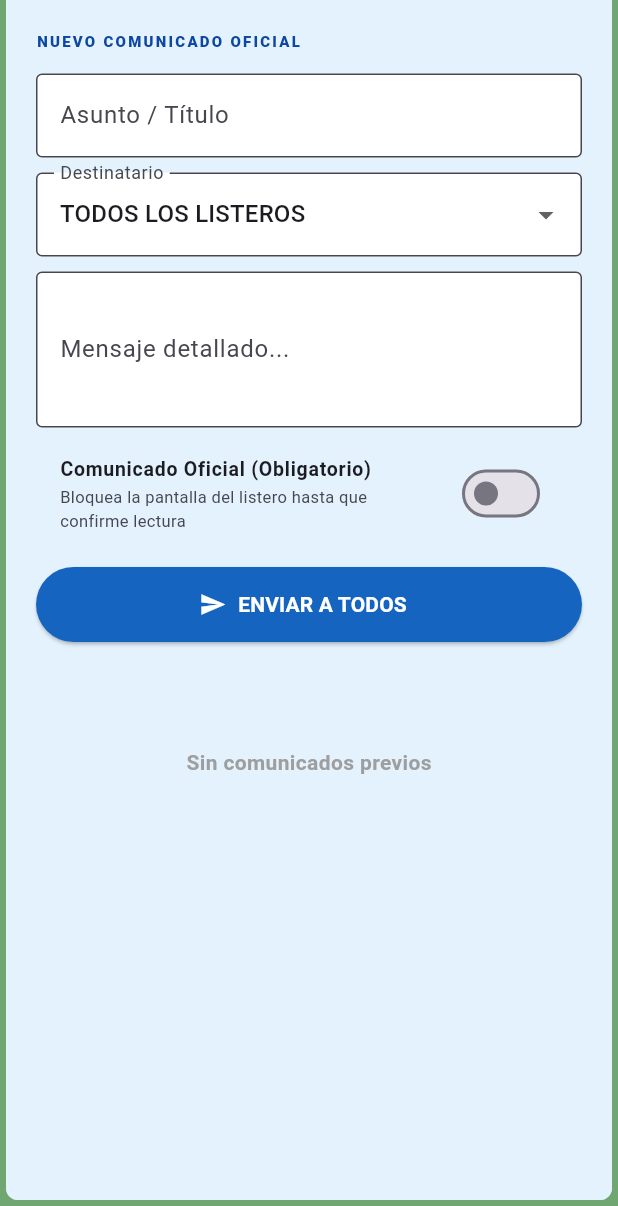
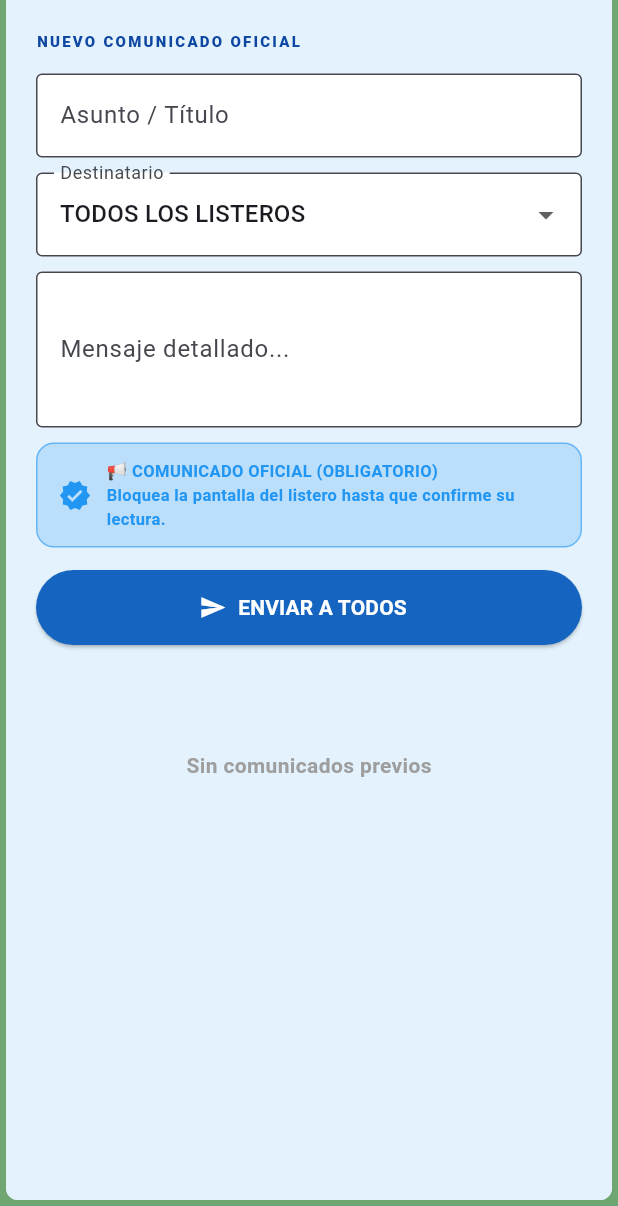
Before and after one commit to alexacuadro/srecord, a Flutter app: the InfoListerosScreen screen opened directly, on a phone screen of 412 x 824 dp, the part 30-1236 px from its top. Run offline on Flutter 3.47's test engine with Material 3 defaults, Android fonts, the phone set to English and light mode, and no system bars; our stand-ins replace device_info_plus, file_picker, flutter_local_notifications, package_info_plus, permission_handler, shared_preferences and 4 more; missing offline and left inert: flutter_background_service, ota_update; accounts and stored records are empty; network calls fail; statements that could not run were skipped.

Commit message:
Feat: Georgia sections renamed to Georgia Mañana, Georgia Tarde, Georgia Noche in Partes; Comunicados mandatory as Comunicado Oficial

```diff
--- a/lib/screens/info_listeros_screen.dart
+++ b/lib/screens/info_listeros_screen.dart
@@ -65,17 +65,16 @@ class _InfoListerosScreenState extends State<InfoListerosScreen> {
         _mensajeController.text,
         bancoId: bancoId,
         listeroPin: _selectedListeroPin,
-        esOficial: _esOficial,
+        esOficial: true,
       );
       _tituloController.clear(); _mensajeController.clear();
 
       // FORZAR ENTREGA: Subir a la nube y avisar a los listeros que hay un nuevo comunicado
       await Alex().syncDataToCloud(isDeepSync: true);
-      await Alex().broadcastSyncPulse(isDeep: _esOficial, targetPin: _selectedListeroPin);
+      await Alex().broadcastSyncPulse(isDeep: true, targetPin: _selectedListeroPin);
 
       setState(() {
         _selectedListeroPin = null;
-        _esOficial = false;
       });
       if (mounted) {
         ScaffoldMessenger.of(context).showSnackBar(const SnackBar(content: Text("Comunicado enviado y distribuido"), backgroundColor: Colors.green));
@@ -124,12 +123,25 @@ class _InfoListerosScreenState extends State<InfoListerosScreen> {
                     decoration: const InputDecoration(labelText: "Mensaje detallado...", border: OutlineInputBorder(), filled: true, fillColor: Colors.white),
                   ),
                   const SizedBox(height: 10),
-                  SwitchListTile(
-                    title: const Text("Comunicado Oficial (Obligatorio)", style: TextStyle(fontWeight: FontWeight.bold, fontSize: 13)),
-                    subtitle: const Text("Bloquea la pantalla del listero hasta que confirme lectura", style: TextStyle(fontSize: 11)),
-                    value: _esOficial,
-                    activeThumbColor: Colors.blue.shade900,
-                    onChanged: (val) => setState(() => _esOficial = val),
+                  Container(
+                    padding: const EdgeInsets.symmetric(horizontal: 14, vertical: 10),
+                    decoration: BoxDecoration(
+                      color: Colors.blue.shade100,
+                      borderRadius: BorderRadius.circular(12),
+                      border: Border.all(color: Colors.blue.shade300),
+                    ),
+                    child: const Row(
+                      children: [
+                        Icon(Icons.verified, color: Colors.blue, size: 22),
+                        SizedBox(width: 10),
+                        Expanded(
+                          child: Text(
+                            "📢 COMUNICADO OFICIAL (OBLIGATORIO)\nBloquea la pantalla del listero hasta que confirme su lectura.",
+                            style: TextStyle(fontWeight: FontWeight.bold, fontSize: 11, color: Colors.blue),
+                          ),
+                        ),
+                      ],
+                    ),
                   ),
                   const SizedBox(height: 15),
                   SizedBox(
--- a/lib/screens/mis_partes_screen.dart
+++ b/lib/screens/mis_partes_screen.dart
@@ -156,7 +156,7 @@ class _MisPartesScreenState extends State<MisPartesScreen> {
                             const SizedBox(width: 6),
                             Flexible(
                               child: Text(
-                                "$loteria - $seccion",
+                                RecaudacionService.getSeccionDisplayName(seccion, loteria),
                                 style: const TextStyle(color: Colors.white, fontWeight: FontWeight.bold, fontSize: 12, letterSpacing: 1.2),
                                 overflow: TextOverflow.ellipsis,
                               ),
--- a/lib/screens/partes_listeros_screen.dart
+++ b/lib/screens/partes_listeros_screen.dart
@@ -663,7 +663,7 @@ class _DetallePartesListeroScreenState extends State<DetallePartesListeroScreen>
           children: [
             LoteriaIcon(loteria: loteria, size: 18, width: 34, borderRadius: 4),
             const SizedBox(width: 8),
-            Expanded(child: Text("${p['fecha']} | $loteria-$seccion", style: const TextStyle(color: Colors.white, fontWeight: FontWeight.w900, fontSize: 13))),
+            Expanded(child: Text("${p['fecha']} | ${RecaudacionService.getSeccionDisplayName(seccion, loteria)}", style: const TextStyle(color: Colors.white, fontWeight: FontWeight.w900, fontSize: 13))),
             if (esBorrador) Container(padding: const EdgeInsets.symmetric(horizontal: 8, vertical: 2), decoration: BoxDecoration(color: Colors.amber.shade400, borderRadius: BorderRadius.circular(4)), child: const Text("BORRADOR", style: TextStyle(color: Colors.black, fontSize: 8, fontWeight: FontWeight.w900))),
           ],
         ),
--- a/pubspec.yaml
+++ b/pubspec.yaml
@@ -16,7 +16,7 @@ publish_to: 'none' # Remove this line if you wish to publish to pub.dev
 # https://developer.apple.com/library/archive/documentation/General/Reference/InfoPlistKeyReference/Articles/CoreFoundationKeys.html
 # In Windows, build-name is used as the major, minor, and patch parts
 # of the product and file versions while build-number is used as the build suffix.
-version: 1.1.38+38
+version: 1.1.39+39
 
 environment:
   sdk: ^3.11.0
```
Also changed, not shown: lib/services/recaudacion_service.dart (+16 -0 lines).
